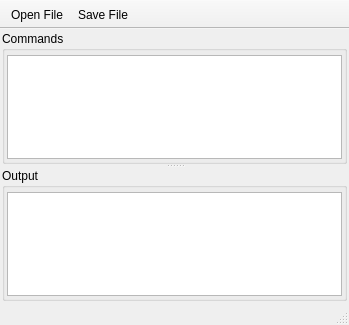
The window that plugins/JavaScript/JavaScript.ui (NeutrinoToolkit/Neutrino) describes before a commit, drawn with Qt 5.
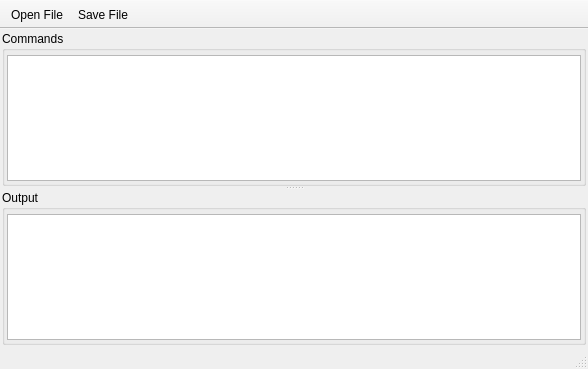
The same window after the commit. Icons and pictures are not drawn.

Patch:
```diff
--- a/plugins/JavaScript/JavaScript.ui
+++ b/plugins/JavaScript/JavaScript.ui
@@ -6,8 +6,8 @@
    <rect>
     <x>0</x>
     <y>0</y>
-    <width>349</width>
-    <height>325</height>
+    <width>588</width>
+    <height>369</height>
    </rect>
   </property>
   <property name="windowTitle">
```
